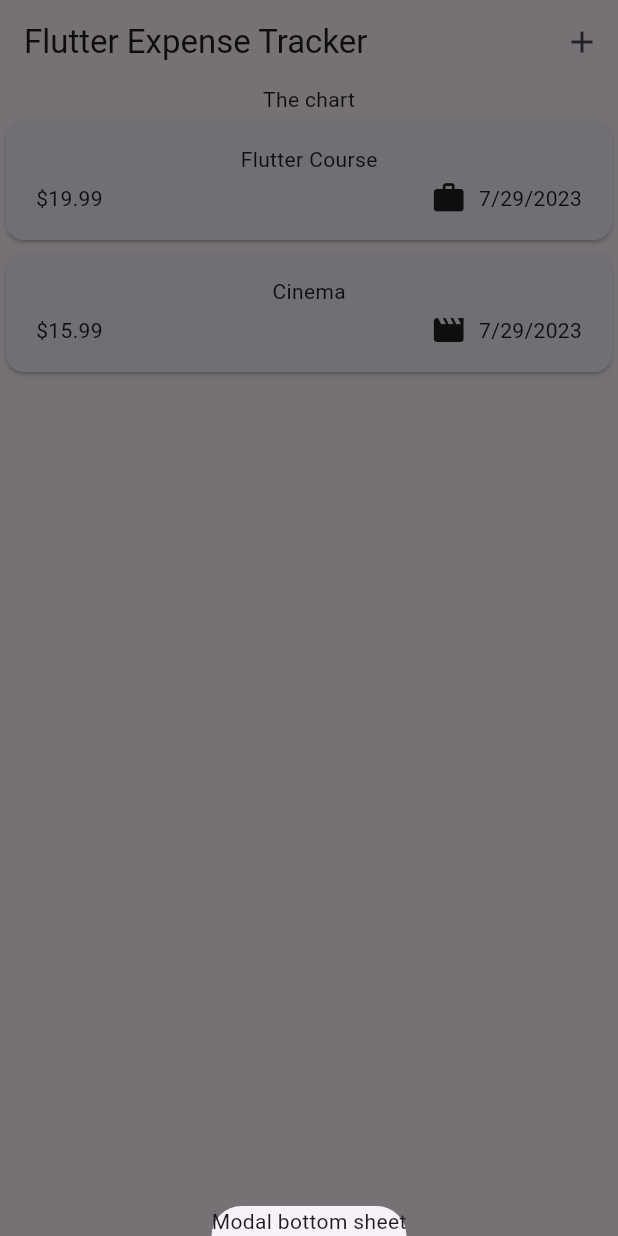
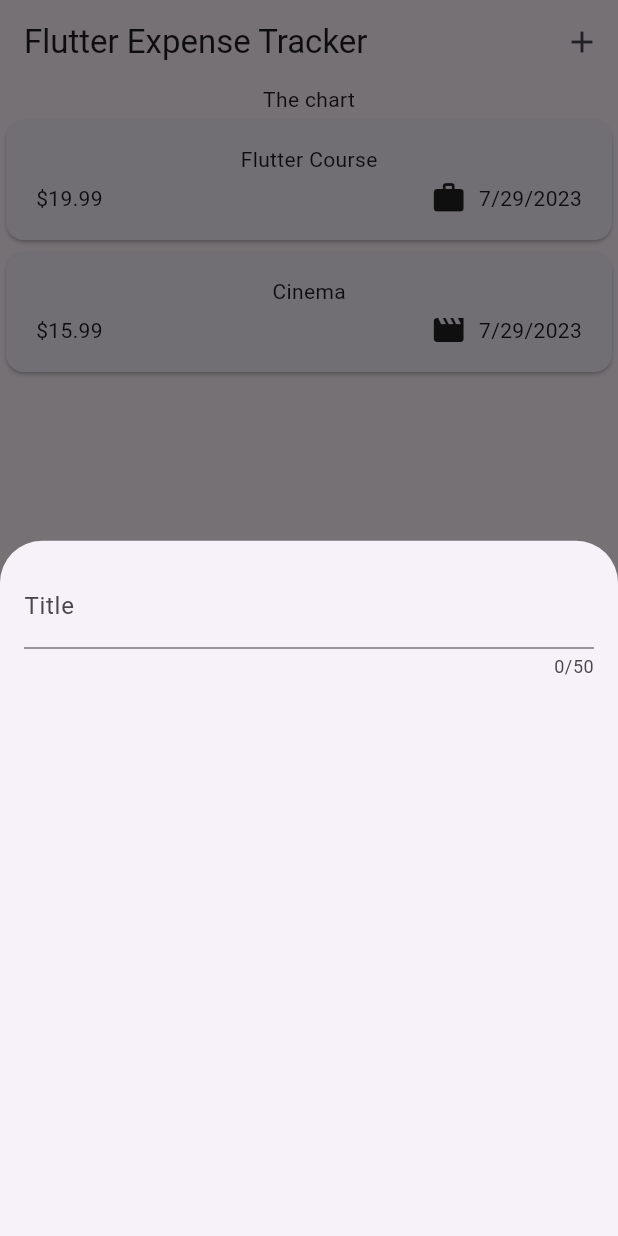
Before and after one commit to raunakb03/flutter_expenses_app, a Flutter app: the screen it shows after launch, after a tap on the "add" icon, on a phone screen of 412 x 824 dp. Run offline on Flutter 3.47's test engine with Material 2 defaults, Android fonts, the phone set to English and light mode, and no system bars.

Commit message:
create add expense widget and adding input field

```diff
--- a/lib/widgets/expenses.dart
+++ b/lib/widgets/expenses.dart
@@ -1,5 +1,6 @@
 import 'package:exepense_tracker/widgets/expenses_list/expenses_list.dart';
 import 'package:exepense_tracker/models/expense.dart';
+import 'package:exepense_tracker/widgets/new_expense.dart';
 import 'package:flutter/material.dart';
 
 class Expenses extends StatefulWidget {
@@ -32,7 +33,7 @@ class _Expenses extends State<Expenses> {
     showModalBottomSheet(
         context: context,
         builder: (ctx) {
-          return Text('Modal bottom sheet');
+          return const NewExpense();
         });
   }
 
--- /dev/null
+++ b/lib/widgets/new_expense.dart
@@ -0,0 +1,28 @@
+import 'package:flutter/material.dart';
+
+class NewExpense extends StatefulWidget {
+  const NewExpense({super.key});
+  @override
+  State<NewExpense> createState() {
+    return _NewExpense();
+  }
+}
+
+class _NewExpense extends State<NewExpense> {
+  @override
+  Widget build(BuildContext build) {
+    return Padding(
+      padding: const EdgeInsets.all(16),
+      child: Column(
+        children: const [
+          TextField(
+            maxLength: 50,
+            decoration: InputDecoration(
+              label: Text('Title'),
+            ),
+          )
+        ],
+      ),
+    );
+  }
+}
```
